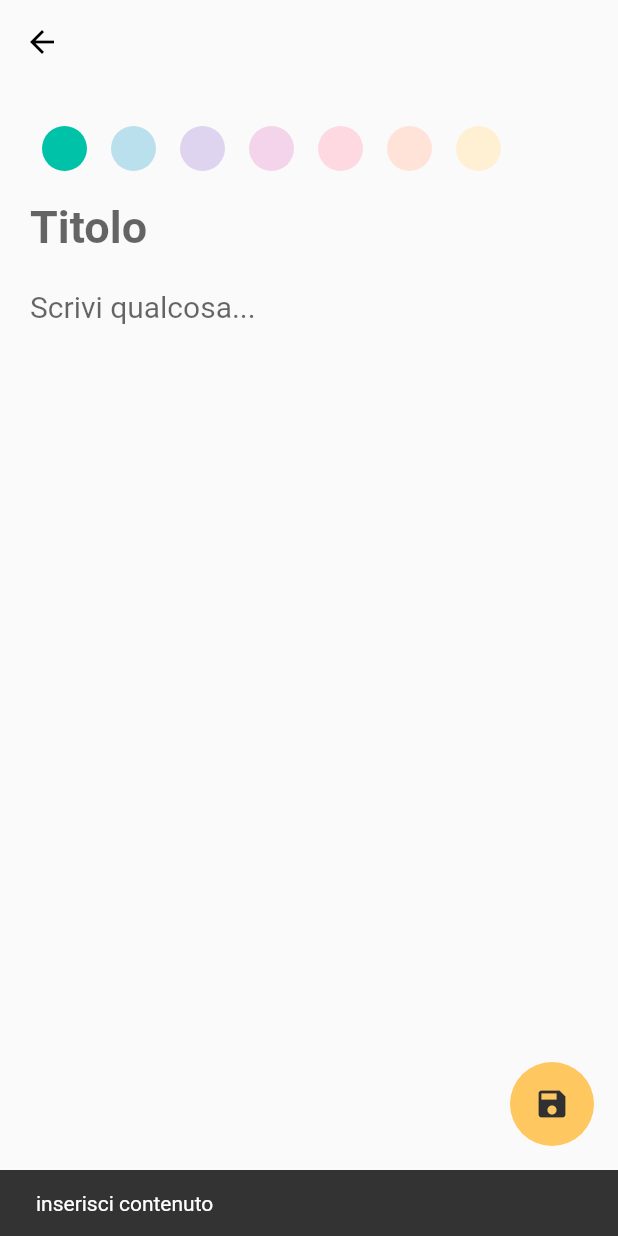
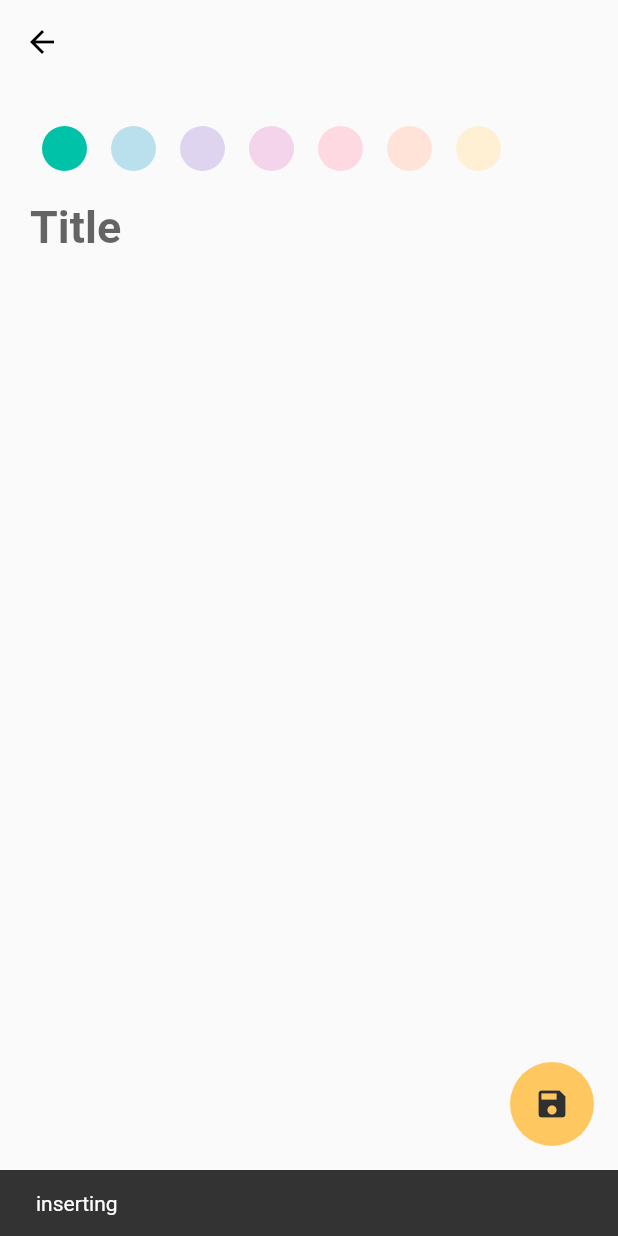
Before and after one commit to MustafaAswadi/notify, a Flutter app: the EditAddNoteScreen screen opened directly, after a tap on the "save" icon, on a phone screen of 412 x 824 dp. Run offline on Flutter 3.47's test engine with Material 2 defaults, Android fonts, the phone set to English and light mode, and no system bars; our stand-ins replace flutter_svg, sqflite; accounts and stored records are empty.

Commit message:
clean up

```diff
--- a/lib/edit_add_note_screen/edit_add_note_screen.dart
+++ b/lib/edit_add_note_screen/edit_add_note_screen.dart
@@ -42,7 +42,7 @@ class _EditAddNoteScreenState extends State<EditAddNoteScreen> {
               crossAxisAlignment: CrossAxisAlignment.start,
               children: [
                 if (widget.note != null)
-                  Text("Ultima modifica: " +
+                  Text("modification time: " +
                       DateFormat('dd-MM-yyyy - kk:mm')
                           .format(widget.note!.createdAt)),
                 ColorRadioButton(
@@ -61,7 +61,7 @@ class _EditAddNoteScreenState extends State<EditAddNoteScreen> {
                     style: const TextStyle(
                         fontWeight: FontWeight.bold, fontSize: 30),
                     decoration: const InputDecoration(
-                      hintText: "Titolo",
+                      hintText: "Title",
                       border: InputBorder.none,
                     ),
                     minLines: 1,
@@ -74,7 +74,6 @@ class _EditAddNoteScreenState extends State<EditAddNoteScreen> {
                       style: const TextStyle(
                           fontWeight: FontWeight.normal, fontSize: 20),
                       decoration: const InputDecoration(
-                        hintText: "Scrivi qualcosa...",
                         border: InputBorder.none,
                       ),
                       minLines: 20,
@@ -96,10 +95,13 @@ class _EditAddNoteScreenState extends State<EditAddNoteScreen> {
         backgroundColor: kYellow,
         onPressed: () {
           if (_content.text.isEmpty) {
-            ScaffoldMessenger.of(context).showSnackBar(const SnackBar(
+            ScaffoldMessenger.of(context).showSnackBar(
+              const SnackBar(
                 content: Text(
-              "inserisci contenuto",
-            )));
+                  "inserting",
+                ),
+              ),
+            );
           } else {
             addNote();
             Navigator.pop(context);
```
